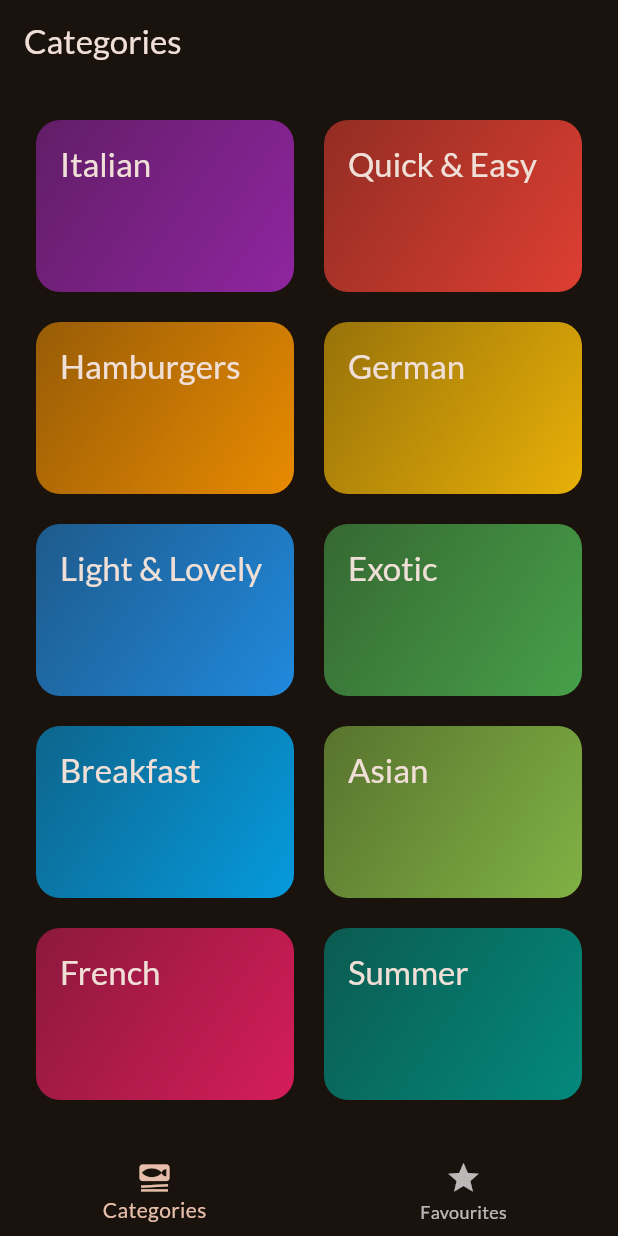
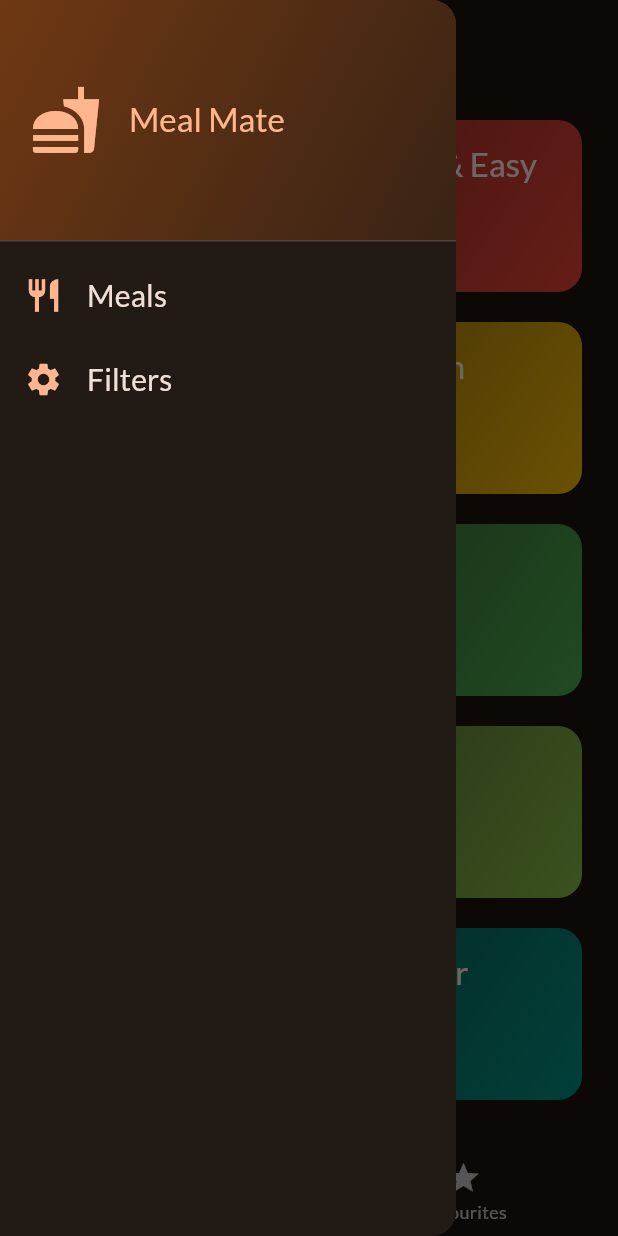
Before and after one commit to muhammed-suhaid/Meal-Mate, a Flutter app: the screen it shows after launch, with the side drawer open (before the commit the screen has no drawer), on a phone screen of 412 x 824 dp. Run offline on Flutter 3.47's test engine with Material 3 defaults, Android fonts, the phone set to English and light mode, and no system bars; our stand-ins replace google_fonts, transparent_image.

Commit message:
Some Changes in the drawer and Created a Filter Screen

```diff
--- a/lib/screens/tabs.dart
+++ b/lib/screens/tabs.dart
@@ -1,7 +1,9 @@
 import 'package:flutter/material.dart';
 import 'package:meal_mate/models/meal.dart';
 import 'package:meal_mate/screens/categories.dart';
+import 'package:meal_mate/screens/filters.dart';
 import 'package:meal_mate/screens/meals.dart';
+import 'package:meal_mate/widgets/main_drawer.dart';
 
 class TabsScreen extends StatefulWidget {
   const TabsScreen({super.key});
@@ -44,6 +46,17 @@
     });
   }
 
+  void _setString(String identifier) {
+    Navigator.pop(context);
+    if (identifier == 'filters') {
+      Navigator.of(context).push(
+        MaterialPageRoute(
+          builder: (context) => FiltersScreen(),
+        ),
+      );
+    }
+  }
+
   @override
   Widget build(BuildContext context) {
     Widget activePage = CategoriesScreen(
@@ -60,6 +73,9 @@
     return Scaffold(
       appBar: AppBar(
         title: Text(activePageTitle),
+      ),
+      drawer: MainDrawer(
+        onSelectScreen: _setString,
       ),
       body: activePage,
       bottomNavigationBar: BottomNavigationBar(
--- /dev/null
+++ b/lib/widgets/main_drawer.dart
@@ -0,0 +1,86 @@
+import 'package:flutter/material.dart';
+
+class MainDrawer extends StatelessWidget {
+  const MainDrawer({
+    super.key,
+    required this.onSelectScreen,
+  });
+
+  final void Function(String identifier) onSelectScreen;
+
+  @override
+  Widget build(BuildContext context) {
+    return Drawer(
+      child: Column(
+        children: [
+          DrawerHeader(
+            padding: const EdgeInsets.all(20),
+            decoration: BoxDecoration(
+              gradient: LinearGradient(
+                colors: [
+                  Theme.of(context).colorScheme.primaryContainer,
+                  Theme.of(context)
+                      .colorScheme
+                      .primaryContainer
+                      .withOpacity(0.3),
+                ],
+                begin: Alignment.topLeft,
+                end: Alignment.bottomRight,
+              ),
+            ),
+            child: Row(
+              children: [
+                Icon(
+                  Icons.fastfood,
+                  size: 48,
+                  color: Theme.of(context).colorScheme.primary,
+                ),
+                const SizedBox(width: 18),
+                Text(
+                  'Meal Mate',
+                  style: Theme.of(context).textTheme.titleLarge!.copyWith(
+                        color: Theme.of(context).colorScheme.primary,
+                      ),
+                ),
+              ],
+            ),
+          ),
+          ListTile(
+            leading: Icon(
+              Icons.restaurant,
+              size: 26,
+              color: Theme.of(context).colorScheme.primary,
+            ),
+            title: Text(
+              'Meals',
+              style: Theme.of(context).textTheme.titleSmall!.copyWith(
+                    color: Theme.of(context).colorScheme.onBackground,
+                    fontSize: 20,
+                  ),
+            ),
+            onTap: () {
+              onSelectScreen('meals');
+            },
+          ),
+          ListTile(
+            leading: Icon(
+              Icons.settings,
+              size: 26,
+              color: Theme.of(context).colorScheme.primary,
+            ),
+            title: Text(
+              'Filters',
+              style: Theme.of(context).textTheme.titleSmall!.copyWith(
+                    color: Theme.of(context).colorScheme.onBackground,
+                    fontSize: 20,
+                  ),
+            ),
+            onTap: () {
+              onSelectScreen('filters');
+            },
+          ),
+        ],
+      ),
+    );
+  }
+}
```
Also changed, not shown: lib/screens/filters.dart (added, +127 -0 lines).
